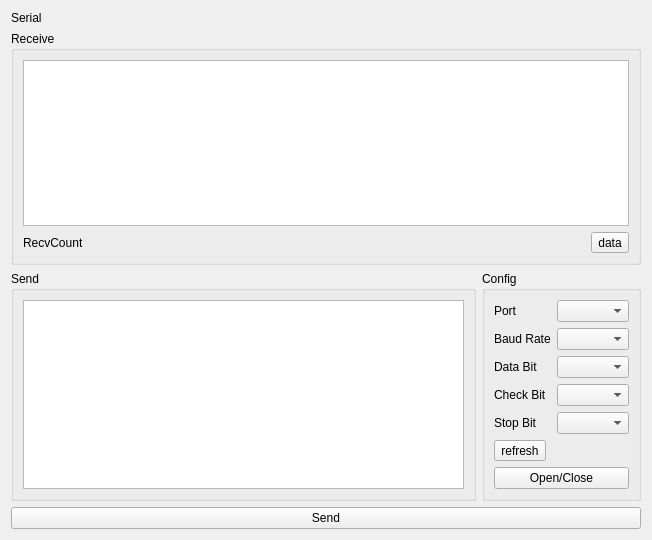
MRsoymilk/Helianthus, file src/FormSerial/formserial.ui: the form before one commit.
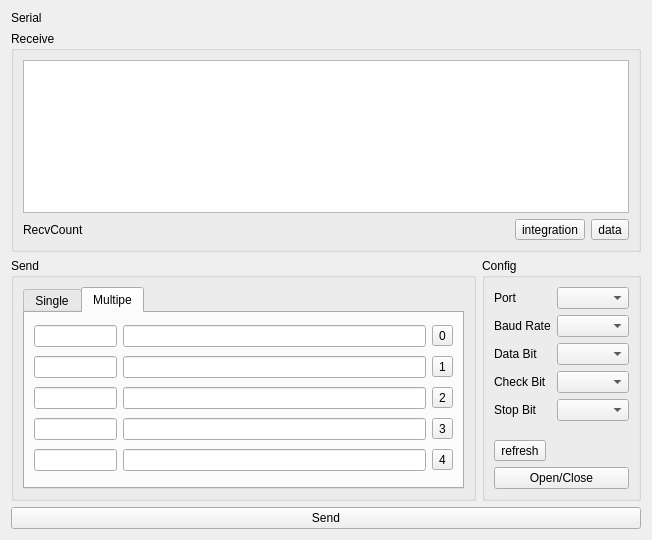
The form after the commit. The open tabs and pages were chosen to show the change.

Commit message: split setting, add SerialFrame, AutoUpdate, tools of Integration

Diff of the .ui file:
```diff
--- a/src/FormSerial/formserial.ui
+++ b/src/FormSerial/formserial.ui
@@ -116,6 +116,13 @@
           </property>
          </widget>
         </item>
+        <item>
+         <widget class="QToolButton" name="tBtnIntegration">
+          <property name="text">
+           <string>integration</string>
+          </property>
+         </widget>
+        </item>
         <item>
          <widget class="QToolButton" name="tBtnData">
           <property name="text">
@@ -133,9 +140,115 @@
      <property name="title">
       <string>Send</string>
      </property>
-     <layout class="QGridLayout" name="gridLayout_2">
+     <layout class="QGridLayout" name="gridLayout_2" columnstretch="0">
       <item row="0" column="0">
-       <widget class="QTextEdit" name="textEditSend"/>
+       <widget class="QTabWidget" name="tabWidget">
+        <property name="currentIndex">
+         <number>0</number>
+        </property>
+        <widget class="QWidget" name="tabSingle">
+         <attribute name="title">
+          <string>Single</string>
+         </attribute>
+         <layout class="QGridLayout" name="gridLayout_5">
+          <item row="0" column="0">
+           <widget class="QTextEdit" name="textEditSend"/>
+          </item>
+         </layout>
+        </widget>
+        <widget class="QWidget" name="tabMultipe">
+         <attribute name="title">
+          <string>Multipe</string>
+         </attribute>
+         <layout class="QGridLayout" name="gridLayout_6" columnstretch="2,8">
+          <item row="3" column="1">
+           <layout class="QHBoxLayout" name="hLay3">
+            <item>
+             <widget class="QLineEdit" name="lineEditCmd3"/>
+            </item>
+            <item>
+             <widget class="QToolButton" name="tBtn3">
+              <property name="text">
+               <string>3</string>
+              </property>
+             </widget>
+            </item>
+           </layout>
+          </item>
+          <item row="3" column="0">
+           <widget class="QLineEdit" name="lineEditPrompt3"/>
+          </item>
+          <item row="1" column="0">
+           <widget class="QLineEdit" name="lineEditPrompt1"/>
+          </item>
+          <item row="2" column="0">
+           <widget class="QLineEdit" name="lineEditPrompt2"/>
+          </item>
+          <item row="4" column="1">
+           <layout class="QHBoxLayout" name="hLay4">
+            <item>
+             <widget class="QLineEdit" name="lineEditCmd4"/>
+            </item>
+            <item>
+             <widget class="QToolButton" name="tBtn4">
+              <property name="text">
+               <string>4</string>
+              </property>
+             </widget>
+            </item>
+           </layout>
+          </item>
+          <item row="4" column="0">
+           <widget class="QLineEdit" name="lineEditPrompt4"/>
+          </item>
+          <item row="0" column="0">
+           <widget class="QLineEdit" name="lineEditPrompt0"/>
+          </item>
+          <item row="0" column="1">
+           <layout class="QHBoxLayout" name="hLay0">
+            <item>
+             <widget class="QLineEdit" name="lineEditCmd0"/>
+            </item>
+            <item>
+             <widget class="QToolButton" name="tBtn0">
+              <property name="text">
+               <string>0</string>
+              </property>
+             </widget>
+            </item>
+           </layout>
+          </item>
+          <item row="1" column="1">
+           <layout class="QHBoxLayout" name="hLay1">
+            <item>
+             <widget class="QLineEdit" name="lineEditCmd1"/>
+            </item>
+            <item>
+             <widget class="QToolButton" name="tBtn1">
+              <property name="text">
+               <string>1</string>
+              </property>
+             </widget>
+            </item>
+           </layout>
+          </item>
+          <item row="2" column="1">
+           <layout class="QHBoxLayout" name="hLay2">
+            <item>
+             <widget class="QLineEdit" name="lineEditCmd2"/>
+            </item>
+            <item>
+             <widget class="QToolButton" name="tBtn2">
+              <property name="text">
+               <string>2</string>
+              </property>
+             </widget>
+            </item>
+           </layout>
+          </item>
+         </layout>
+        </widget>
+       </widget>
       </item>
      </layout>
     </widget>
```
Left out of the diff: 14 changed lines with no effect on the pictures. The commit also changes 22 other files.
